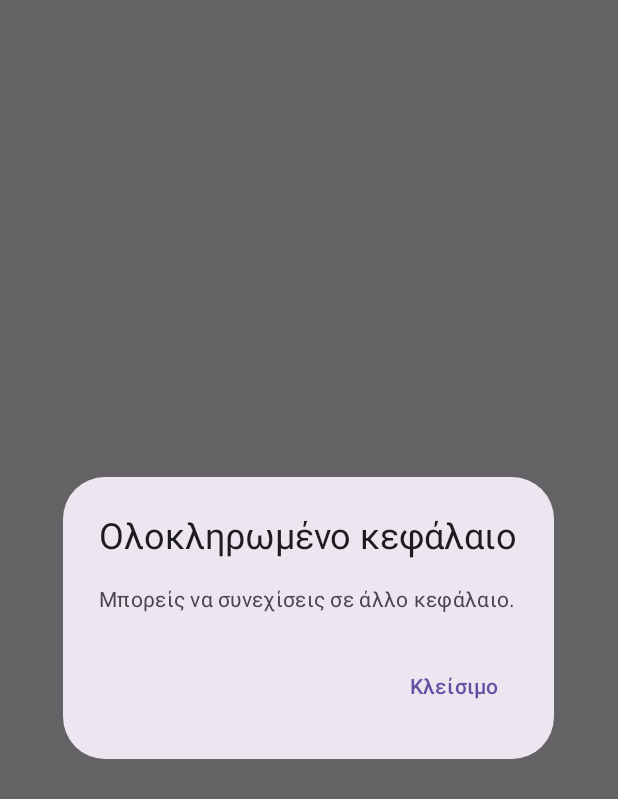
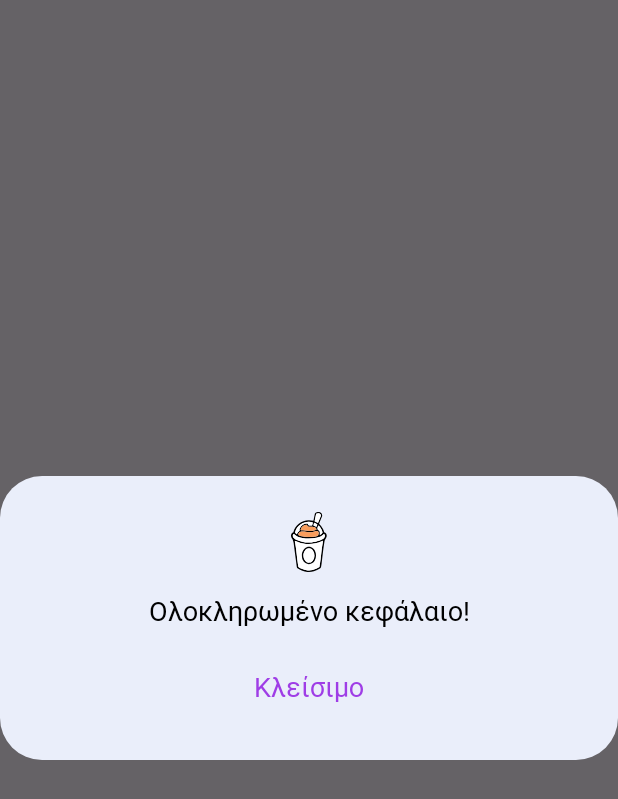
Before and after one commit to aDamian88/LearningZone, an Android app built with Jetpack Compose: the composable InfoDialog shown on its own in the app's theme, on a phone screen of 412 x 824 dp. Shown: the top 799 px of the screen. Run offline under Robolectric (Android 15) with nearby library versions, the phone set to English and light mode, and no system bars; Roboto replaces fonts that are not available here.

Commit message:
Bugfix when the chapter is completed

```diff
--- a/app/src/main/java/com/adamian/learningzone/ui/chapterscreen/ChapterScreen.kt
+++ b/app/src/main/java/com/adamian/learningzone/ui/chapterscreen/ChapterScreen.kt
@@ -171,11 +171,36 @@ fun ChapterListContent(
         ) {
             val chapters = listOf(
                 ChapterData(1, R.drawable.problem_analysis, "Κεφάλαιο 1", "Ανάλυση Προβλήματος"),
-                ChapterData(2, R.drawable.basic_algorithm_concept, "Κεφάλαιο 2", "Βασικές Έννοιες Αλγορίθμων"),
-                ChapterData(3, R.drawable.data_stractures_algorithms, "Κεφάλαιο 3", "Δομές Δεδομένων και Αλγόριθμοι"),
-                ChapterData(4, R.drawable.algorithm_design_techniques, "Κεφάλαιο 4", "Τεχνικές Σχεδίασης Αλγόριθμων"),
-                ChapterData(6, R.drawable.introduction_programming, "Κεφάλαιο 6", "Εισαγωγή στον Προγραμματισμό"),
-                ChapterData(7, R.drawable.basic_programming_concepts, "Κεφάλαιο 7", "Βασικές Έννοιες Προγραμματισμού"),
+                ChapterData(
+                    2,
+                    R.drawable.basic_algorithm_concept,
+                    "Κεφάλαιο 2",
+                    "Βασικές Έννοιες Αλγορίθμων"
+                ),
+                ChapterData(
+                    3,
+                    R.drawable.data_stractures_algorithms,
+                    "Κεφάλαιο 3",
+                    "Δομές Δεδομένων και Αλγόριθμοι"
+                ),
+                ChapterData(
+                    4,
+                    R.drawable.algorithm_design_techniques,
+                    "Κεφάλαιο 4",
+                    "Τεχνικές Σχεδίασης Αλγόριθμων"
+                ),
+                ChapterData(
+                    6,
+                    R.drawable.introduction_programming,
+                    "Κεφάλαιο 6",
+                    "Εισαγωγή στον Προγραμματισμό"
+                ),
+                ChapterData(
+                    7,
+                    R.drawable.basic_programming_concepts,
+                    "Κεφάλαιο 7",
+                    "Βασικές Έννοιες Προγραμματισμού"
+                ),
                 ChapterData(8, R.drawable.select_n_repeat, "Κεφάλαιο 8", "Επιλογή και Επανάληψη"),
                 ChapterData(9, R.drawable.matrix, "Κεφάλαιο 9", "Πίνακες"),
                 ChapterData(10, R.drawable.subprograms, "Κεφάλαιο 10", "Υποπρογράμματα"),
@@ -202,13 +227,12 @@ fun ChapterListContent(
                     }
                 )
             }
+        }
 
-            if (showDialog) {
-                item {
-                    InfoDialog(onDismiss = { showDialog = false })
-                }
-            }
+        if (showDialog) {
+            InfoDialog(onDismiss = { showDialog = false })
         }
+
     }
 }
 
@@ -244,18 +268,43 @@ fun checkTheChapter(
         .find { it.chapterId == chapterId }
         ?.totalProgress
         ?: 0.0f
-    return progress >= 100
+    return progress >= 1
 }
 
 @Composable
 fun InfoDialog(onDismiss: () -> Unit) {
     AlertDialog(
         onDismissRequest = onDismiss,
-        title = { Text(text = "Ολοκληρωμένο κεφάλαιο") },
-        text = { Text(text = "Μπορείς να συνεχίσεις σε άλλο κεφάλαιο.") },
+        containerColor = LearningZoneAppTheme.colorScheme.surface,
+        icon = {
+            Icon(
+                imageVector = ImageVector.vectorResource(
+                    id = R.drawable.coffeedoodle
+                ),
+                tint = Color.Unspecified,
+                contentDescription = null,
+                modifier = Modifier.size(40.dp)
+            )
+        },
+        title = {
+            Text(
+                text = "Ολοκληρωμένο κεφάλαιο!",
+                style = LearningZoneAppTheme.typography.labelLarge,
+                color = LearningZoneAppTheme.colorScheme.onBackground
+            )
+        },
         confirmButton = {
-            TextButton(onClick = onDismiss) {
-                Text("Kλείσιμο")
+            Row(
+                modifier = Modifier.fillMaxWidth(),
+                horizontalArrangement = Arrangement.Center
+            ) {
+                TextButton(onClick = onDismiss) {
+                    Text(
+                        text = "Kλείσιμο",
+                        style = LearningZoneAppTheme.typography.labelLarge,
+                        color = LearningZoneAppTheme.colorScheme.primary
+                    )
+                }
             }
         }
     )
```
